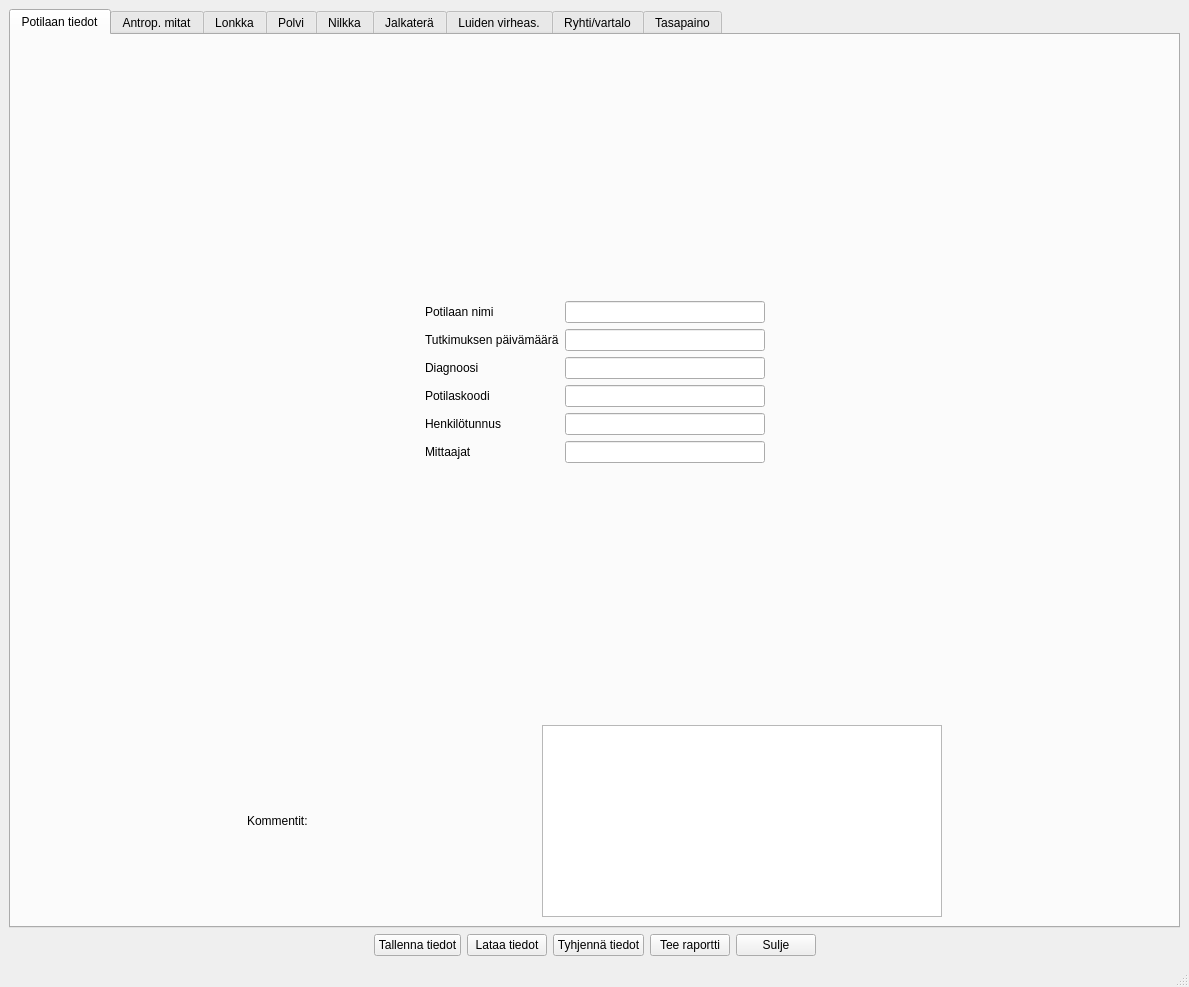
First picture: the form in tabbed_design.ui, repository jjnurminen/liikelaaj, before the edit.
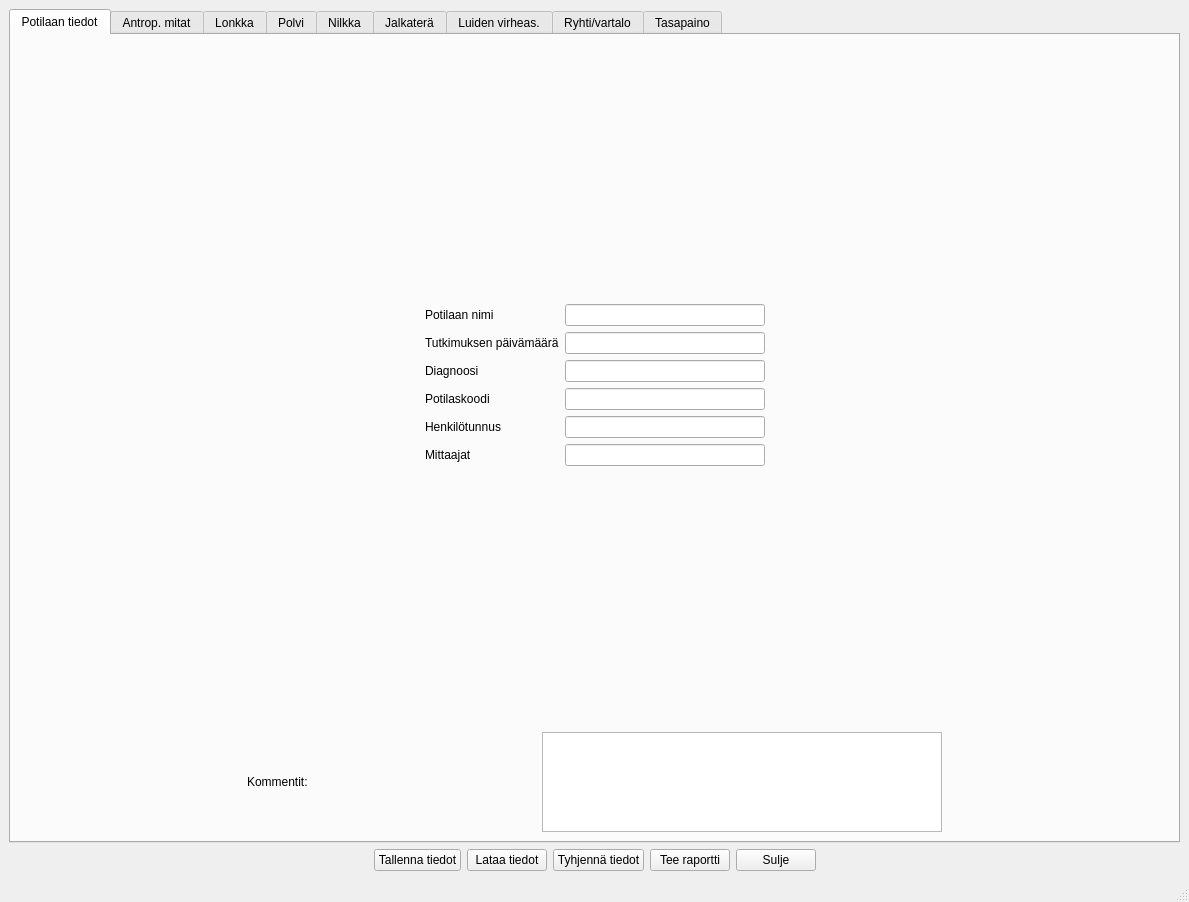
Second picture: the form after the edit. The open tabs and pages were chosen to show the change.

Commit message: smaller cmt boxes

The edit to the form file:
```diff
--- a/tabbed_design.ui
+++ b/tabbed_design.ui
@@ -7,7 +7,7 @@
     <x>0</x>
     <y>0</y>
     <width>1189</width>
-    <height>987</height>
+    <height>902</height>
    </rect>
   </property>
   <property name="windowTitle">
@@ -19,8 +19,8 @@
      <widget class="QTabWidget" name="maintab">
       <property name="minimumSize">
        <size>
-        <width>100</width>
-        <height>0</height>
+        <width>400</width>
+        <height>400</height>
        </size>
       </property>
       <property name="currentIndex">
@@ -277,7 +277,13 @@
             <property name="minimumSize">
              <size>
               <width>400</width>
-              <height>0</height>
+              <height>100</height>
+             </size>
+            </property>
+            <property name="maximumSize">
+             <size>
+              <width>400</width>
+              <height>100</height>
              </size>
             </property>
            </widget>
```
Left out of the diff: 64 changed lines with no effect on the pictures.
